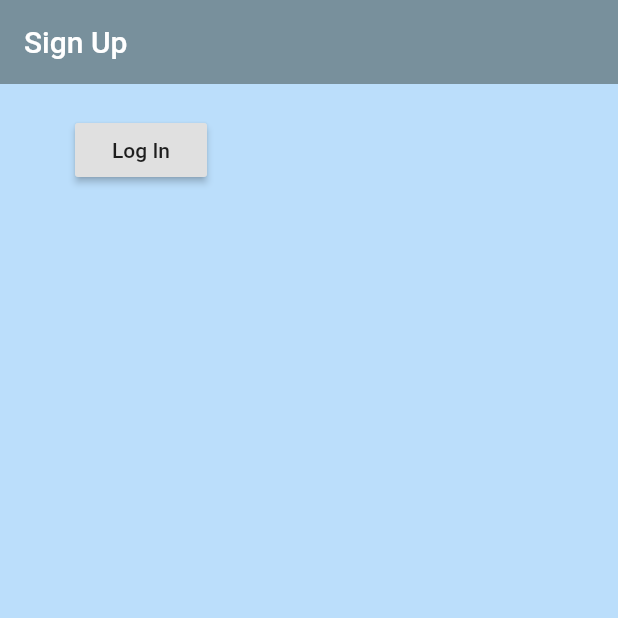
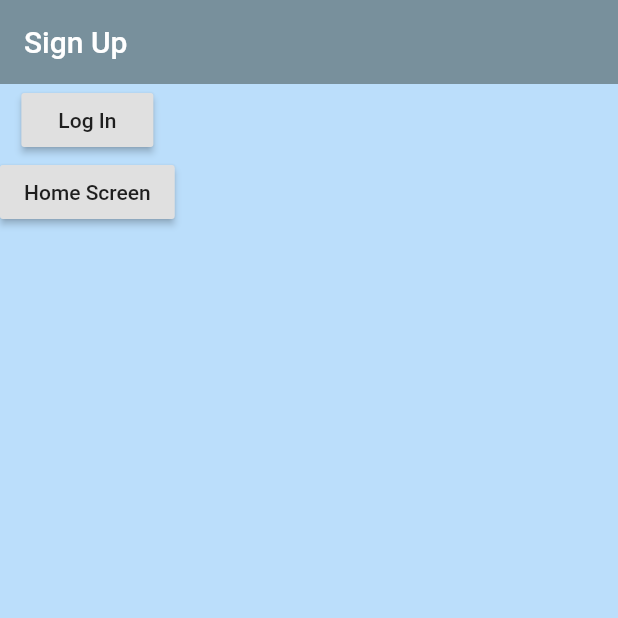
Before and after one commit to UHM-Byte-Me/bowfolios, a Flutter app: the screen it shows after launch, on a phone screen of 412 x 824 dp, the top half of it. Run offline on Flutter 3.47's test engine with Material 2 defaults, Android fonts, the phone set to English and light mode, and no system bars; our stand-ins replace firebase_auth, firebase_core; accounts and stored records are empty.

Commit message:
Added a temp home page
Added a button on the sign up page to re route to an alt home page
Will add styling next

```diff
--- a/lib/screens/authentication/sign_up.dart
+++ b/lib/screens/authentication/sign_up.dart
@@ -1,3 +1,4 @@
+import 'package:bowfolios/screens/home/tempHome.dart';
 import 'package:flutter/material.dart';
 
 class SignUp extends StatefulWidget {
@@ -15,13 +16,23 @@ class _SignUpState extends State<SignUp> {
         title: Text("Sign Up"),
       ),
       backgroundColor: Colors.blue[100],
-      body: Container(
-        padding: EdgeInsets.symmetric(vertical: 20.0, horizontal: 50.0),
-        child: RaisedButton(
-          onPressed: () async {},
-          child: Text("Log In"),
-        ),
-      ),
+      body: Column(
+          //padding: EdgeInsets.symmetric(vertical: 20.0, horizontal: 50.0),
+          children: [
+            RaisedButton(
+              onPressed: () async {},
+              child: Text("Log In"),
+            ),
+            RaisedButton(
+              onPressed: () {
+                Navigator.push(
+                  context,
+                  MaterialPageRoute(builder: (context) => TempHome()),
+                );
+              },
+              child: Text("Home Screen"),
+            ),
+          ]),
     );
   }
 }
```
Also changed, not shown: lib/screens/home/tempHome.dart (added, +12 -0 lines).
